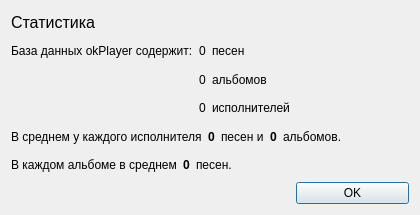
Old version of the form statsdialog.ui in the repository Okspen/okPlayer.
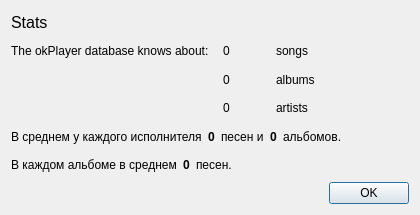
New version of the form.

The edit to the form file:
```diff
--- a/statsdialog.ui
+++ b/statsdialog.ui
@@ -27,78 +27,11 @@
 &lt;html&gt;&lt;head&gt;&lt;meta name=&quot;qrichtext&quot; content=&quot;1&quot; /&gt;&lt;style type=&quot;text/css&quot;&gt;
 p, li { white-space: pre-wrap; }
 &lt;/style&gt;&lt;/head&gt;&lt;body style=&quot; font-family:'MS Shell Dlg 2'; font-size:7.8pt; font-weight:400; font-style:normal;&quot;&gt;
-&lt;p style=&quot; margin-top:0px; margin-bottom:0px; margin-left:0px; margin-right:0px; -qt-block-indent:0; text-indent:0px;&quot;&gt;&lt;span style=&quot; font-size:12pt;&quot;&gt;Статистика&lt;/span&gt;&lt;/p&gt;&lt;/body&gt;&lt;/html&gt;</string>
+&lt;p style=&quot; margin-top:0px; margin-bottom:0px; margin-left:0px; margin-right:0px; -qt-block-indent:0; text-indent:0px;&quot;&gt;&lt;span style=&quot; font-size:12pt;&quot;&gt;Stats&lt;/span&gt;&lt;/p&gt;&lt;/body&gt;&lt;/html&gt;</string>
      </property>
     </widget>
    </item>
-   <item row="1" column="0">
-    <widget class="QLabel" name="label_2">
-     <property name="text">
-      <string>База данных okPlayer содержит:</string>
-     </property>
-    </widget>
-   </item>
-   <item row="1" column="1">
-    <widget class="QLabel" name="songCount">
-     <property name="font">
-      <font>
-       <weight>50</weight>
-       <bold>false</bold>
-      </font>
-     </property>
-     <property name="text">
-      <string>0</string>
-     </property>
-    </widget>
-   </item>
-   <item row="1" column="2">
-    <widget class="QLabel" name="label_4">
-     <property name="text">
-      <string>песен</string>
-     </property>
-    </widget>
-   </item>
-   <item row="2" column="1">
-    <widget class="QLabel" name="albumCount">
-     <property name="font">
-      <font>
-       <weight>50</weight>
-       <bold>false</bold>
-      </font>
-     </property>
-     <property name="text">
-      <string>0</string>
-     </property>
-    </widget>
-   </item>
-   <item row="2" column="2">
-    <widget class="QLabel" name="label_6">
-     <property name="text">
-      <string>альбомов</string>
-     </property>
-    </widget>
-   </item>
-   <item row="3" column="1">
-    <widget class="QLabel" name="artistCount">
-     <property name="font">
-      <font>
-       <weight>50</weight>
-       <bold>false</bold>
-      </font>
-     </property>
-     <property name="text">
-      <string>0</string>
-     </property>
-    </widget>
-   </item>
-   <item row="3" column="2">
-    <widget class="QLabel" name="label_8">
-     <property name="text">
-      <string>исполнителей</string>
-     </property>
-    </widget>
-   </item>
-   <item row="5" column="0" colspan="4">
+   <item row="7" column="0" colspan="7">
     <layout class="QHBoxLayout" name="horizontalLayout">
      <item>
       <widget class="QLabel" name="label_9">
@@ -162,7 +95,7 @@
      </item>
     </layout>
    </item>
-   <item row="6" column="0" colspan="4">
+   <item row="8" column="0" colspan="7">
     <layout class="QHBoxLayout" name="horizontalLayout_2">
      <item>
       <widget class="QLabel" name="label_3">
@@ -206,26 +139,90 @@
      </item>
     </layout>
    </item>
-   <item row="3" column="3">
-    <spacer name="horizontalSpacer">
-     <property name="orientation">
-      <enum>Qt::Horizontal</enum>
-     </property>
-     <property name="sizeHint" stdset="0">
-      <size>
-       <width>40</width>
-       <height>20</height>
-      </size>
-     </property>
-    </spacer>
-   </item>
-   <item row="7" column="3">
+   <item row="9" column="6">
     <widget class="QPushButton" name="okButton">
      <property name="text">
       <string>OK</string>
      </property>
     </widget>
    </item>
+   <item row="2" column="0" colspan="4">
+    <layout class="QHBoxLayout" name="horizontalLayout_3">
+     <item>
+      <widget class="QLabel" name="label_2">
+       <property name="sizePolicy">
+        <sizepolicy hsizetype="Preferred" vsizetype="Preferred">
+         <horstretch>0</horstretch>
+         <verstretch>0</verstretch>
+        </sizepolicy>
+       </property>
+       <property name="text">
+        <string>The okPlayer database knows about:</string>
+       </property>
+      </widget>
+     </item>
+    </layout>
+   </item>
+   <item row="2" column="4">
+    <widget class="QLabel" name="songCount">
+     <property name="font">
+      <font>
+       <weight>50</weight>
+       <bold>false</bold>
+      </font>
+     </property>
+     <property name="text">
+      <string>0</string>
+     </property>
+    </widget>
+   </item>
+   <item row="3" column="4">
+    <widget class="QLabel" name="albumCount">
+     <property name="font">
+      <font>
+       <weight>50</weight>
+       <bold>false</bold>
+      </font>
+     </property>
+     <property name="text">
+      <string>0</string>
+     </property>
+    </widget>
+   </item>
+   <item row="4" column="4">
+    <widget class="QLabel" name="artistCount">
+     <property name="font">
+      <font>
+       <weight>50</weight>
+       <bold>false</bold>
+      </font>
+     </property>
+     <property name="text">
+      <string>0</string>
+     </property>
+    </widget>
+   </item>
+   <item row="2" column="5">
+    <widget class="QLabel" name="label_4">
+     <property name="text">
+      <string>songs</string>
+     </property>
+    </widget>
+   </item>
+   <item row="3" column="5">
+    <widget class="QLabel" name="label_6">
+     <property name="text">
+      <string>albums</string>
+     </property>
+    </widget>
+   </item>
+   <item row="4" column="5">
+    <widget class="QLabel" name="label_8">
+     <property name="text">
+      <string>artists</string>
+     </property>
+    </widget>
+   </item>
   </layout>
  </widget>
  <resources/>
```
